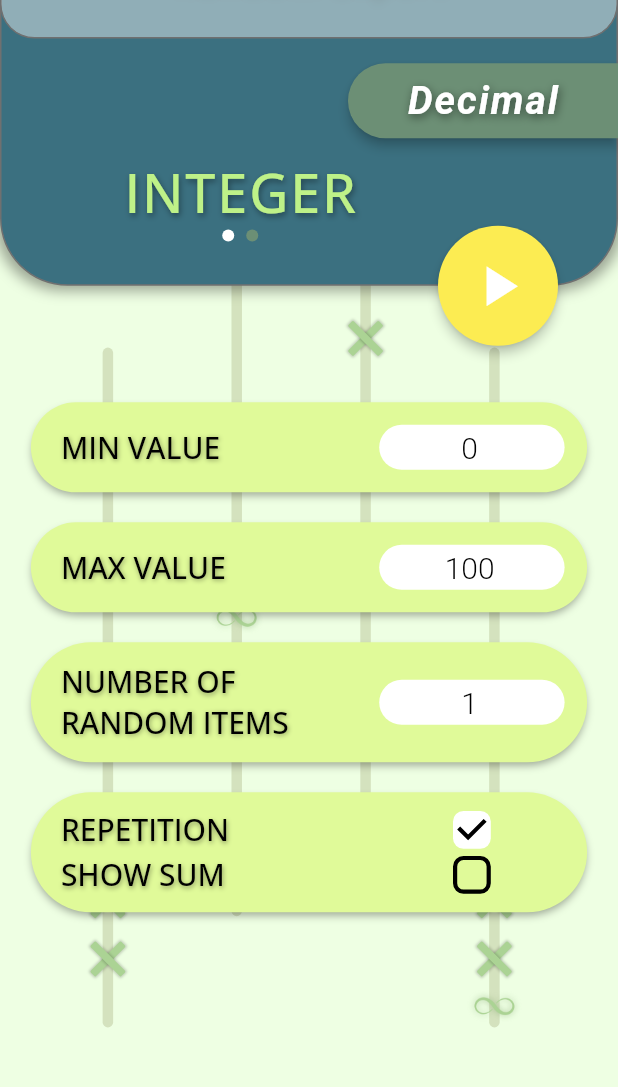
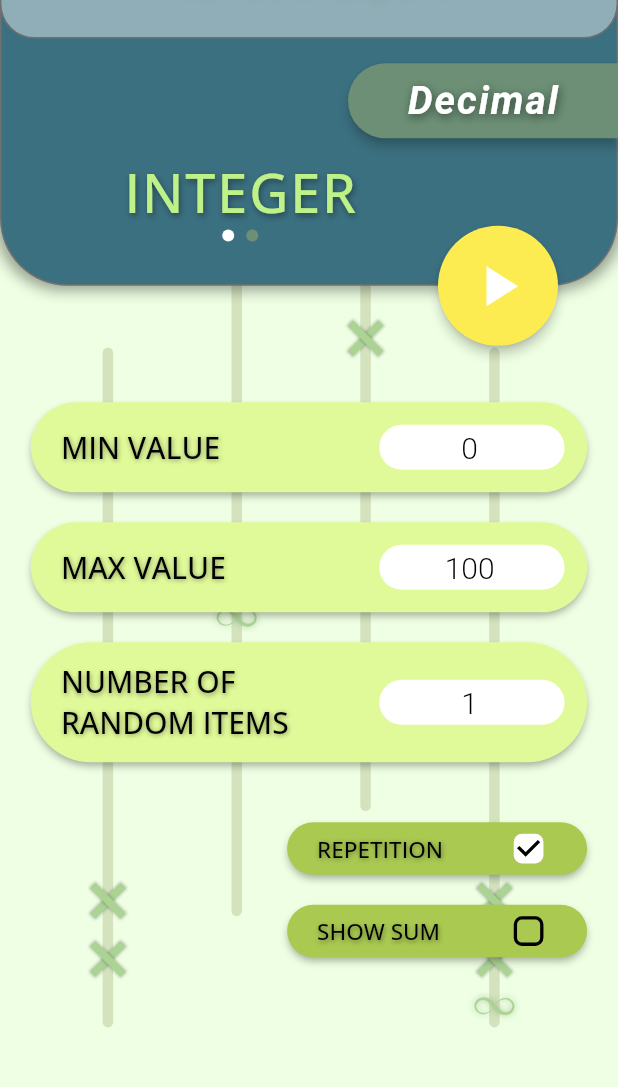
Before and after one commit to SakunthaMV/random_expert, a Flutter app: the screen it shows after launch, on a phone screen of 412 x 824 dp, the part 85-1172 px from its top. Run offline on Flutter 3.47's test engine with Material 2 defaults, Android fonts, the phone set to English and light mode, and no system bars; drawn by our look-alikes of simple_shadow; our stand-ins replace dropdown_button2, fluttertoast, google_fonts, page_transition, shimmer.

Commit message:
Finished in Production.

```diff
--- a/lib/HomePage.dart
+++ b/lib/HomePage.dart
@@ -829,7 +829,7 @@ class _HomePageState extends State<HomePage> with TickerProviderStateMixin {
                     ),
                     Container(
                       height: 80,
-                      margin: EdgeInsets.symmetric(vertical: 10),
+                      margin: EdgeInsets.only(top: 10, bottom: 30),
                       padding: EdgeInsets.only(left: 20, right: 15),
                       decoration: BoxDecoration(
                         color: Color.fromARGB(255, 224, 250, 153),
@@ -929,12 +929,15 @@ class _HomePageState extends State<HomePage> with TickerProviderStateMixin {
                         ],
                       ),
                     ),
-                    Container(
-                      height: 80,
+                    Align(
+                      alignment: Alignment.centerRight,
+                      child: Container(
+                        height: 35,
+                        width: 200,
                         margin: EdgeInsets.symmetric(vertical: 10),
                         padding: EdgeInsets.only(left: 20, right: 15),
                         decoration: BoxDecoration(
-                        color: Color.fromARGB(255, 224, 250, 153),
+                          color: Color.fromARGB(255, 169, 201, 81),
                           borderRadius: BorderRadius.circular(40),
                           boxShadow: [
                             BoxShadow(
@@ -945,18 +948,14 @@ class _HomePageState extends State<HomePage> with TickerProviderStateMixin {
                             ),
                           ],
                         ),
-                      child: Column(
-                        mainAxisSize: MainAxisSize.min,
-                        mainAxisAlignment: MainAxisAlignment.center,
-                        children: [
-                          Row(
+                        child: Row(
                           mainAxisAlignment: MainAxisAlignment.spaceBetween,
                           children: [
                             Text(
                               'REPETITION',
                               style: GoogleFonts.openSans(
                                 fontWeight: FontWeight.w500,
-                                  fontSize: 20,
+                                fontSize: 15,
                                 color: Colors.black,
                                 shadows: [
                                   Shadow(
@@ -967,11 +966,8 @@ class _HomePageState extends State<HomePage> with TickerProviderStateMixin {
                                 ],
                               ),
                             ),
-                              Container(
-                                height: 30,
-                                width: width * 0.3,
-                                child: Transform.scale(
-                                  scale: 1.4,
+                            Transform.scale(
+                              scale: 1.1,
                               child: Checkbox(
                                 value: _repetitionChecked,
                                 onChanged: (value) {
@@ -990,17 +986,37 @@ class _HomePageState extends State<HomePage> with TickerProviderStateMixin {
                                 ),
                               ),
                             ),
+                          ],
+                        ),
+                      ),
+                    ),
+                    Align(
+                      alignment: Alignment.centerRight,
+                      child: Container(
+                        height: 35,
+                        width: 200,
+                        margin: EdgeInsets.symmetric(vertical: 10),
+                        padding: EdgeInsets.only(left: 20, right: 15),
+                        decoration: BoxDecoration(
+                          color: Color.fromARGB(255, 169, 201, 81),
+                          borderRadius: BorderRadius.circular(40),
+                          boxShadow: [
+                            BoxShadow(
+                              color: Colors.black.withOpacity(0.35),
+                              blurRadius: 4,
+                              spreadRadius: -1,
+                              offset: Offset(0, 3),
                             ),
                           ],
                         ),
-                          Row(
+                        child: Row(
                           mainAxisAlignment: MainAxisAlignment.spaceBetween,
                           children: [
                             Text(
                               'SHOW SUM',
                               style: GoogleFonts.openSans(
                                 fontWeight: FontWeight.w500,
-                                  fontSize: 20,
+                                fontSize: 15,
                                 color: Colors.black,
                                 shadows: [
                                   Shadow(
@@ -1011,11 +1027,8 @@ class _HomePageState extends State<HomePage> with TickerProviderStateMixin {
                                 ],
                               ),
                             ),
-                              Container(
-                                height: 30,
-                                width: width * 0.3,
-                                child: Transform.scale(
-                                  scale: 1.4,
+                            Transform.scale(
+                              scale: 1.1,
                               child: Checkbox(
                                 value: _sumChecked,
                                 onChanged: (value) {
@@ -1034,10 +1047,8 @@ class _HomePageState extends State<HomePage> with TickerProviderStateMixin {
                                 ),
                               ),
                             ),
-                              ),
                           ],
                         ),
-                        ],
                       ),
                     ),
                   ],
--- a/lib/OpenSplash.dart
+++ b/lib/OpenSplash.dart
@@ -16,7 +16,7 @@ class _OpenSplashState extends State<OpenSplash> {
 
   @override
   void initState() {
-    Timer(Duration(milliseconds: 750), () {
+    Timer(Duration(milliseconds: 1000), () {
       Navigator.of(context).pushReplacement(
         MaterialPageRoute(
           builder: (_) {
--- a/lib/ResultPage.dart
+++ b/lib/ResultPage.dart
@@ -396,12 +396,8 @@ class _ResultPageState extends State<ResultPage> {
                         height: 75,
                         margin: const EdgeInsets.only(top: 10, bottom: 10),
                         decoration: BoxDecoration(
-                          color: Colors.white,
-                          borderRadius: BorderRadius.only(
-                            topRight: Radius.circular(25),
-                            bottomLeft: Radius.circular(25),
-                            bottomRight: Radius.circular(25),
-                          ),
+                          color: Color.fromARGB(255, 169, 201, 81),
+                          borderRadius: BorderRadius.circular(20),
                           boxShadow: [
                             BoxShadow(
                               color: Colors.black.withOpacity(0.2),
@@ -528,7 +524,7 @@ class _ResultPageState extends State<ResultPage> {
                             ClipboardData(
                                 text: widget.sum > 0.0
                                     ? _sortedList![index - 1].toString()
-                                    : _sortedList![index].toString()),
+                                    : _sortedList![index].toString(),),
                           );
                           Fluttertoast.showToast(msg: 'Copied to Clipboard');
                         },
--- a/lib/main.dart
+++ b/lib/main.dart
@@ -1,5 +1,5 @@
 import 'package:flutter/material.dart';
-import 'package:random_expert/HomePage.dart';
+import 'package:random_expert/OpenSplash.dart';
 
 void main() {
   runApp(MyApp());
@@ -14,7 +14,7 @@ class MyApp extends StatelessWidget {
       theme: ThemeData(
         primarySwatch: Colors.blue,
       ),
-      home: HomePage(),
+      home: OpenSplash(),
     );
   }
 }
```
Lines whose indentation alone changed are shown as unchanged.
